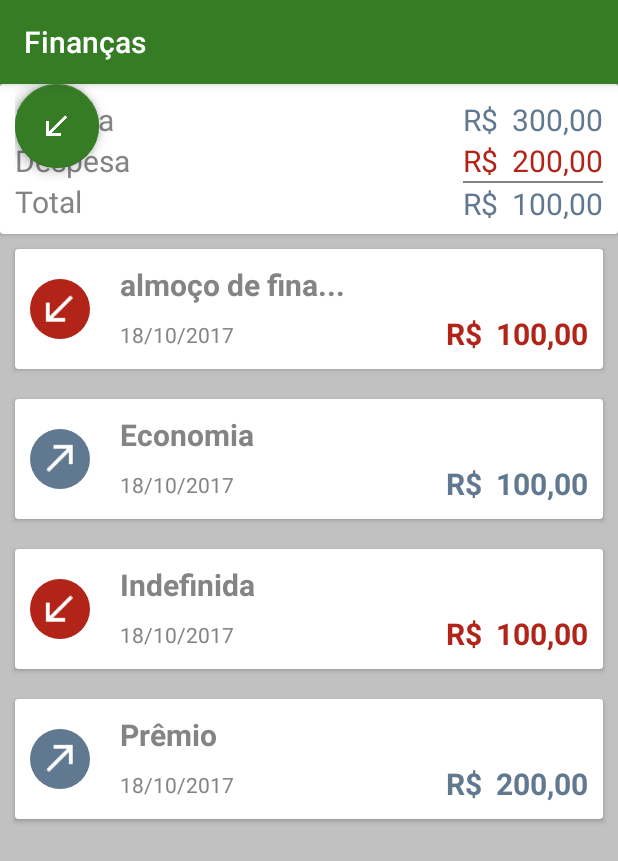
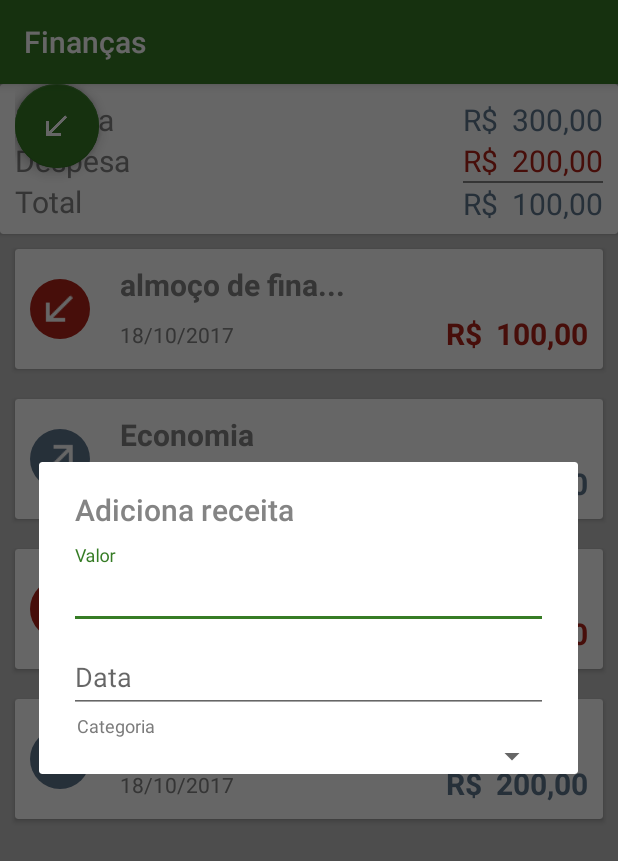
Before and after one commit to alura-cursos/financas-kotlin-parte2, an Android app: the screen it shows after launch (ListaTransacoesActivity), after a tap on an icon or button, on a phone screen of 412 x 824 dp. Shown: the top 861 px of the screen. Run offline under Robolectric (Android 15) with nearby library versions, the phone set to English and light mode, and no system bars; plain views replace FloatingActionButton, FloatingActionMenu.

Commit message:
video 4.2

```diff
--- a/app/src/main/java/br/com/alura/financask/ui/activity/ListaTransacoesActivity.kt
+++ b/app/src/main/java/br/com/alura/financask/ui/activity/ListaTransacoesActivity.kt
@@ -1,8 +1,11 @@
 package br.com.alura.financask.ui.activity
 
 import android.os.Bundle
+import android.support.v7.app.AlertDialog
 import android.support.v7.app.AppCompatActivity
+import android.view.LayoutInflater
 import android.view.View
+import android.view.ViewGroup
 import android.widget.Toast
 import br.com.alura.financask.R
 import br.com.alura.financask.model.Tipo
@@ -28,8 +31,16 @@ class ListaTransacoesActivity : AppCompatActivity() {
 
         lista_transacoes_adiciona_receita
                 .setOnClickListener {
-                    Toast.makeText(this,
-                            "clique de receita", Toast.LENGTH_LONG).show()
+                    val view: View = window.decorView
+                    val viewCriada = LayoutInflater.from(this)
+                            .inflate(R.layout.form_transacao,
+                                    view as ViewGroup,
+                                    false)
+
+                    AlertDialog.Builder(this)
+                            .setTitle(R.string.adiciona_receita)
+                            .setView(viewCriada)
+                            .show()
                 }
 
 
```
